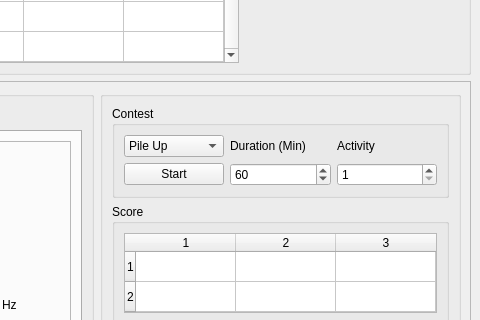
w9cf/cwsim, file python/cwsimgui.ui: the form before one commit; both pictures show x 398 to 878 and y 121 to 441 of the 878 by 753 pixel window.
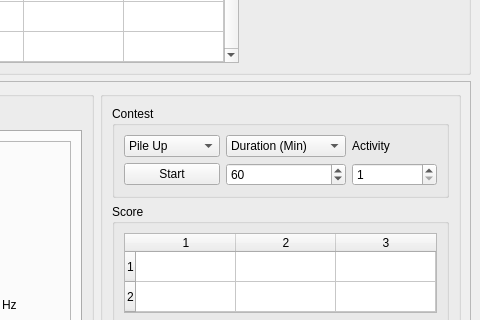
The form after the commit. Custom widgets are drawn as their Qt base class.

Commit message: Added QSO duration.

```diff
--- a/python/cwsimgui.ui
+++ b/python/cwsimgui.ui
@@ -1339,10 +1339,29 @@
               </widget>
              </item>
              <item row="0" column="1">
-              <widget class="QLabel" name="durationLabel">
-               <property name="text">
+              <widget class="QComboBox" name="durationComboBox">
+               <property name="toolTip">
+                <string>Choose duration, total time in minutes, or total QSOs</string>
+               </property>
+               <property name="editable">
+                <bool>false</bool>
+               </property>
+               <property name="currentText">
                 <string>Duration (Min)</string>
                </property>
+               <property name="currentIndex">
+                <number>0</number>
+               </property>
+               <item>
+                <property name="text">
+                 <string>Duration (Min)</string>
+                </property>
+               </item>
+               <item>
+                <property name="text">
+                 <string>Duration (QSOs)</string>
+                </property>
+               </item>
               </widget>
              </item>
              <item row="0" column="2">
```
Left out of the diff: 44 changed lines with no effect on the pictures. The commit also changes 4 other files.
